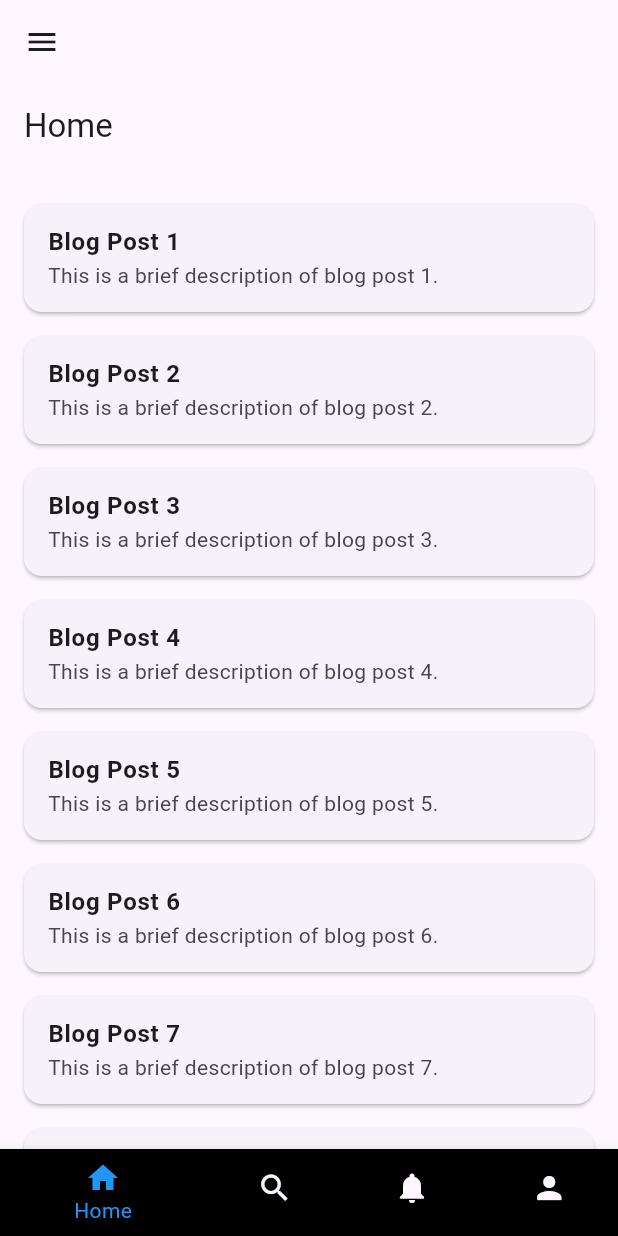
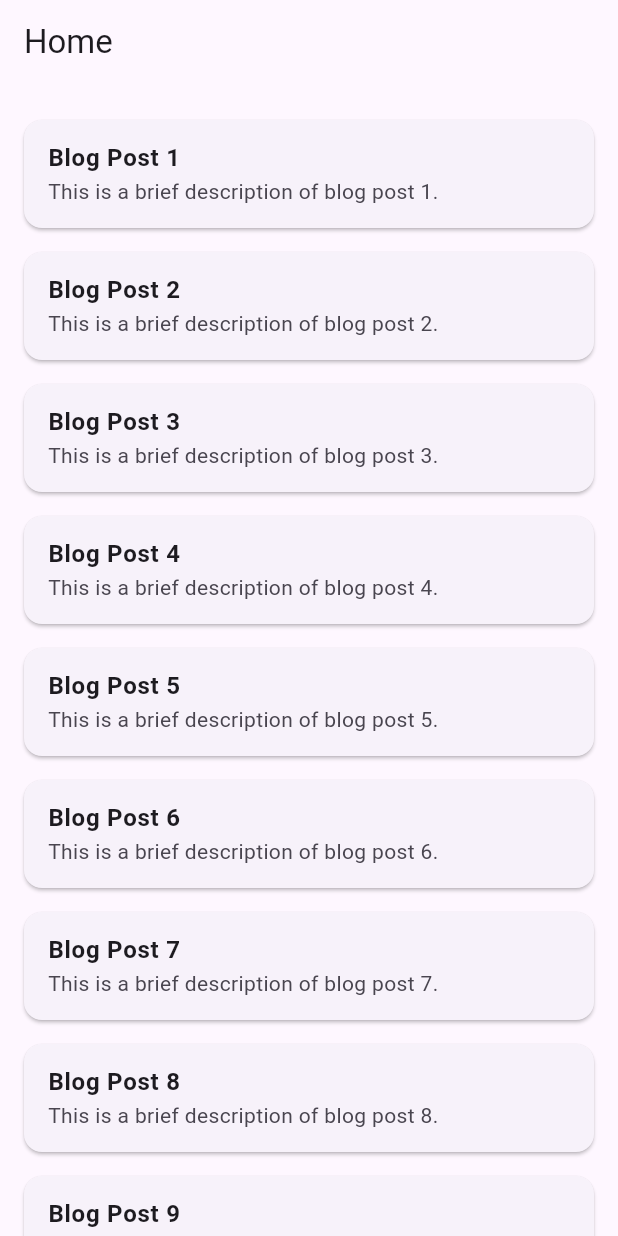
Before and after one commit to Libanad/Flutter_Blog_To_App, a Flutter app: the screen it shows after launch, on a phone screen of 412 x 824 dp. Run offline on Flutter 3.47's test engine with Material 3 defaults, Android fonts, the phone set to English and light mode, and no system bars; our stand-ins replace image_picker.

```diff
--- a/lib/main.dart
+++ b/lib/main.dart
@@ -1,4 +1,6 @@
 import 'package:blog_app/screens/dashboard_screen.dart';
+import 'package:blog_app/screens/homePageScreen.dart';
+import 'package:blog_app/screens/splash_screen.dart';
 import 'package:flutter/material.dart';
 
 void main() {
@@ -14,7 +16,7 @@ class MyApp extends StatelessWidget {
     return const MaterialApp(
       debugShowCheckedModeBanner: false,
 
-      home: DashboardScreen(),
+      home: HomeScreen(),
     );
   }
 }
--- a/lib/screens/dashboard_screen.dart
+++ b/lib/screens/dashboard_screen.dart
@@ -19,10 +19,10 @@ class _DashboardScreenState extends State<DashboardScreen> {
 
   // List of tabs
   static const List<Widget> _widgetOptions = <Widget>[
-    HomeScreen(), // Replace with your home screen widget
-    SearchScreen(), // Replace with your search screen widget
-    NotificationScreen(), // Notification screen widget
-    ProfileScreen(), // Replace with your profile screen widget
+    HomeScreen(),
+    SearchScreen(),
+    NotificationScreen(),
+    ProfileScreen(),
   ];
 
   // Function to handle tab selection
--- a/lib/screens/homePageScreen.dart
+++ b/lib/screens/homePageScreen.dart
@@ -11,6 +11,7 @@ class HomeScreen extends StatelessWidget {
       (index) => {
         'title': 'Blog Post ${index + 1}',
         'content': 'This is a brief description of blog post ${index + 1}.',
+        'image':'https://letsenhance.io/+${index+1}',
       },
     );
 
```
